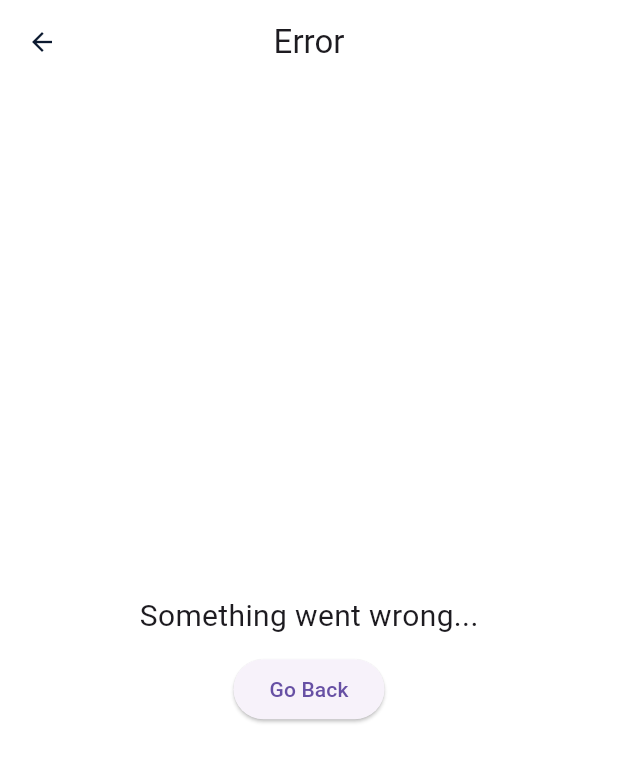
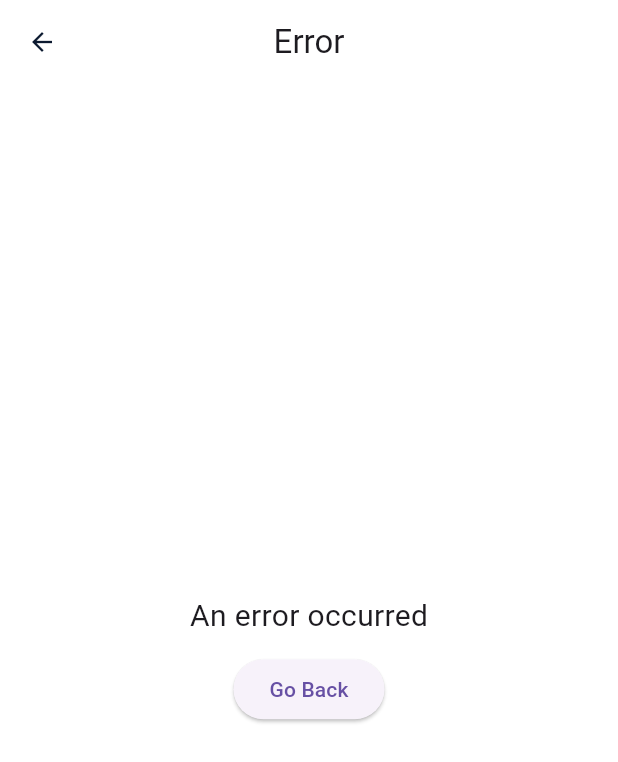
Before and after one commit to 0xAdiyat/starringU, a Flutter app: the NarratorPage screen opened by its route, after a tap on "Go to error screen", on a phone screen of 412 x 824 dp. Shown: the top 762 px of the screen. Run offline on Flutter 3.47's test engine with Material 3 defaults, Android fonts, the phone set to English and light mode, and no system bars; our stand-ins replace camera, connectivity_plus, dartz, dio, flutter_animate, flutter_hooks and 7 more; missing offline and left inert: talker_dio_logger; generated files the repository leaves out were written again.

Commit message:
Improvement: Add comments and document major classes

```diff
--- a/lib/clients/http.client.dart
+++ b/lib/clients/http.client.dart
@@ -2,7 +2,7 @@ import 'package:dio/dio.dart';
 import 'package:flutter/foundation.dart';
 import 'package:riverpod_annotation/riverpod_annotation.dart';
 import 'package:starring_u/clients/talker.dart';
-import 'package:starring_u/features/shared/data/json.dart';
+import 'package:starring_u/core/shared/data/json.dart';
 import 'package:talker_dio_logger/talker_dio_logger_interceptor.dart';
 
 import '../core/utils/constants/k.constants.dart';
--- /dev/null
+++ b/lib/core/shared/presentation/hooks/hooks_controllers.dart
@@ -0,0 +1,32 @@
+import 'package:camera/camera.dart';
+import 'package:flutter_hooks/flutter_hooks.dart';
+
+/// Creates a [CameraController] with the given [description], [resolutionPreset], [enableAudio], and [imageFormatGroup].
+///
+/// The [description] parameter specifies the camera to be controlled.
+/// The [resolutionPreset] parameter specifies the resolution preset for the camera.
+/// The [enableAudio] parameter specifies whether audio should be enabled for the camera. Defaults to `true`.
+/// The [imageFormatGroup] parameter specifies the image format group for the camera. Defaults to `null`.
+///
+/// Returns a [CameraController] instance that can be used to control the camera.
+CameraController useCameraController({
+  required CameraDescription description,
+  required ResolutionPreset resolutionPreset,
+  bool enableAudio = true,
+  ImageFormatGroup? imageFormatGroup,
+}) {
+  final controller = useMemoized(
+    () => CameraController(
+      description,
+      resolutionPreset,
+      enableAudio: enableAudio,
+      imageFormatGroup: imageFormatGroup,
+    ),
+    const [],
+  );
+
+  /// since an empty dependency list ensures that the CameraController is created only once and remains the same instance for subsequent calls to useCameraController.
+  useEffect(() => controller.dispose, [controller]);
+
+  return controller;
+}
--- a/lib/features/shared/presentation/pages/error_page.dart
+++ b/lib/core/shared/presentation/pages/error_page.dart
@@ -1,5 +1,3 @@
-import 'dart:io';
-
 import 'package:flutter/material.dart';
 
 class ErrorPage extends StatelessWidget {
@@ -10,6 +8,11 @@ class ErrorPage extends StatelessWidget {
     super.key,
   });
 
+  /// A widget that displays an error page to the user.
+  ///
+  /// This widget is displayed when an error occurs in the app.
+  /// It shows a title, a description of the error and a button to go back.
+  /// If the user is on Android, it also provides a button to go back.
   @override
   Widget build(BuildContext context) {
     return Scaffold(
@@ -21,17 +24,13 @@ class ErrorPage extends StatelessWidget {
           mainAxisAlignment: MainAxisAlignment.center,
           children: [
             Text(
-              errorMessage != null
-                  ? 'An error occurred: $errorMessage'
-                  : "Something went wrong...",
+              errorMessage ?? 'An error occurred',
               style: const TextStyle(fontSize: 20),
             ),
             const SizedBox(height: 10),
-            if (Navigator.of(context).canPop() && Platform.isAndroid)
+            if (Navigator.of(context).canPop())
               ElevatedButton(
-                onPressed: () {
-                  Navigator.of(context).pop();
-                },
+                onPressed: () => Navigator.of(context).pop(),
                 child: const Text('Go Back'),
               ),
           ],
--- a/lib/core/utils/themes/app_colors_extension.dart
+++ b/lib/core/utils/themes/app_colors_extension.dart
@@ -1,7 +1,8 @@
 import 'package:flutter/material.dart';
 
+@immutable
 class AppColorsExtension extends ThemeExtension<AppColorsExtension> {
-  AppColorsExtension({
+  const AppColorsExtension({
     required this.primary,
     required this.onPrimary,
     required this.secondary,
@@ -26,7 +27,7 @@ class AppColorsExtension extends ThemeExtension<AppColorsExtension> {
   final Color onSurface;
 
   @override
-  ThemeExtension<AppColorsExtension> copyWith({
+  AppColorsExtension copyWith({
     Color? primary,
     Color? onPrimary,
     Color? secondary,
@@ -37,8 +38,8 @@ class AppColorsExtension extends ThemeExtension<AppColorsExtension> {
     Color? onBackground,
     Color? surface,
     Color? onSurface,
-  }) {
-    return AppColorsExtension(
+  }) =>
+      AppColorsExtension(
         primary: primary ?? this.primary,
         onPrimary: onPrimary ?? this.onPrimary,
         secondary: secondary ?? this.secondary,
@@ -50,34 +51,33 @@ class AppColorsExtension extends ThemeExtension<AppColorsExtension> {
         surface: surface ?? this.surface,
         onSurface: onSurface ?? this.onSurface,
       );
+
+  @override
+  AppColorsExtension lerp(
+    covariant AppColorsExtension? other,
+    double t,
+  ) =>
+      AppColorsExtension(
+        primary: Color.lerp(primary, other?.primary, t)!,
+        onPrimary: Color.lerp(onPrimary, other?.onPrimary, t)!,
+        secondary: Color.lerp(secondary, other?.secondary, t)!,
+        onSecondary: Color.lerp(onSecondary, other?.onSecondary, t)!,
+        error: Color.lerp(error, other?.error, t)!,
+        onError: Color.lerp(onError, other?.onError, t)!,
+        background: Color.lerp(background, other?.background, t)!,
+        onBackground: Color.lerp(onBackground, other?.onBackground, t)!,
+        surface: Color.lerp(surface, other?.surface, t)!,
+        onSurface: Color.lerp(onSurface, other?.onSurface, t)!,
+      );
 }
 
-  @override
-  ThemeExtension<AppColorsExtension> lerp(
-    covariant ThemeExtension<AppColorsExtension>? other,
-    double t,
-  ) {
-    if (other is! AppColorsExtension) {
-      return this;
-    }
-
-    return AppColorsExtension(
-      primary: Color.lerp(primary, other.primary, t)!,
-      onPrimary: Color.lerp(onPrimary, other.onPrimary, t)!,
-      secondary: Color.lerp(secondary, other.secondary, t)!,
-      onSecondary: Color.lerp(onSecondary, other.onSecondary, t)!,
-      error: Color.lerp(error, other.error, t)!,
-      onError: Color.lerp(onError, other.onError, t)!,
-      background: Color.lerp(background, other.background, t)!,
-      onBackground: Color.lerp(onBackground, other.onBackground, t)!,
-      surface: Color.lerp(surface, other.surface, t)!,
-      onSurface: Color.lerp(onSurface, other.onSurface, t)!,
-    );
-  }
-}
-
-/// Optional. If you also want to assign colors in the `ColorScheme`.
 extension ColorSchemeBuilder on AppColorsExtension {
+  /// Converts the given [brightness] to a [ColorScheme].
+  ///
+  /// The [brightness] parameter specifies the brightness of the color scheme.
+  ///
+  /// Returns a [ColorScheme] object with the specified brightness and other
+  /// color properties.
   ColorScheme toColorScheme(Brightness brightness) {
     return ColorScheme(
       brightness: brightness,
--- a/lib/features/shared/presentation/hooks/hooks_controllers.dart
+++ /dev/null
@@ -1,20 +0,0 @@
-import 'package:camera/camera.dart';
-import 'package:flutter_hooks/flutter_hooks.dart';
-
-
-CameraController useCameraController(
-    {required CameraDescription description,
-    required ResolutionPreset resolutionPreset,
-    bool enableAudio = true,
-    ImageFormatGroup? imageFormatGroup}) {
-  final controller = useMemoized(
-      () => CameraController(description, resolutionPreset,
-          enableAudio: enableAudio, imageFormatGroup: imageFormatGroup),
-      const []);
-
-  /// since an empty dependency list ensures that the CameraController is created only once and remains the same instance for subsequent calls to useCameraController.
-
-  useEffect(() => controller.dispose, [controller]);
-
-  return controller;
-}
--- a/lib/features/splash/presentation/pages/splash_page.dart
+++ b/lib/features/splash/presentation/pages/splash_page.dart
@@ -4,8 +4,8 @@ import 'package:hooks_riverpod/hooks_riverpod.dart';
 import 'package:flutter_animate/flutter_animate.dart';
 import 'package:starring_u/router/config.routes.dart';
 
-import '../../../shared/presentation/widgets/standard_error_widget.dart';
-import '../../../shared/presentation/widgets/standard_loading_widget.dart';
+import '../../../../core/shared/presentation/widgets/standard_error_widget.dart';
+import '../../../../core/shared/presentation/widgets/standard_loading_widget.dart';
 import '../providers/splash_loading.provider.dart';
 
 class SplashPage extends ConsumerWidget {
--- a/lib/router/config.routes.dart
+++ b/lib/router/config.routes.dart
@@ -3,7 +3,7 @@ import 'package:go_router/go_router.dart';
 import 'package:starring_u/features/narattor/presentation/pages/narrator_page.dart';
 import 'package:starring_u/features/splash/presentation/pages/splash_page.dart';
 
-import '../features/shared/presentation/pages/error_page.dart';
+import '../core/shared/presentation/pages/error_page.dart';
 
 part 'config.routes.g.dart';
 
```
Also changed, not shown: lib/core/shared/presentation/cache_for.dart (renamed from lib/features/shared/presentation/cache_for.dart, +10 -1 lines), lib/core/shared/presentation/widgets/empty_when.dart (added, +36 -0 lines), lib/core/shared/presentation/widgets/standard_error_widget.dart (renamed from lib/features/shared/presentation/widgets/standard_error_widget.dart, +13 -0 lines), lib/core/shared/presentation/widgets/standard_when.dart (renamed from lib/features/shared/presentation/widgets/standard_when.dart, +14 -0 lines), lib/core/starring_u.dart (+7 -0 lines), lib/features/narattor/data/repository/picture_capture.repository.dart (+45 -0 lines), lib/features/narattor/presentation/pages/narrator_page.dart (+9 -3 lines), lib/features/shared/presentation/widgets/empty_when.dart (deleted, +0 -21 lines), lib/logs/custom_talker_router_observer.dart (+31 -10 lines), lib/router/router.dart (+24 -6 lines), lib/core/shared/data/json.dart (renamed from lib/features/shared/data/json.dart), lib/core/shared/presentation/widgets/standard_loading_widget.dart (renamed from lib/features/shared/presentation/widgets/standard_loading_widget.dart). Lines whose indentation alone changed are shown as unchanged.
